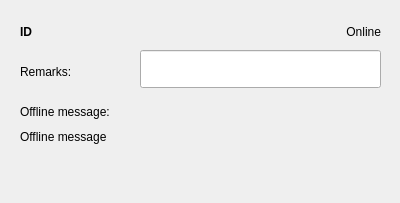
Before: the Qt Designer form accountinfodialog.ui in zwpwjwtz/Wichat-qt, drawn with Qt 5.
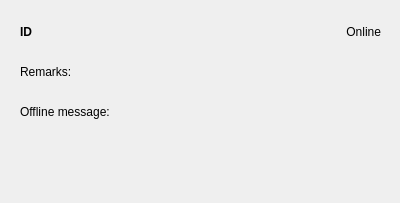
After: the same form once the commit is applied. Custom widgets are drawn as their Qt base class.

Commit message: Functions for editing offline message (signature).

```diff
--- a/accountinfodialog.ui
+++ b/accountinfodialog.ui
@@ -48,16 +48,6 @@
     <string>Remarks:</string>
    </property>
   </widget>
-  <widget class="QLineEdit" name="textRemarks">
-   <property name="geometry">
-    <rect>
-     <x>140</x>
-     <y>50</y>
-     <width>241</width>
-     <height>38</height>
-    </rect>
-   </property>
-  </widget>
   <widget class="QLabel" name="label_3">
    <property name="geometry">
     <rect>
@@ -71,25 +61,6 @@
     <string>Offline message:</string>
    </property>
   </widget>
-  <widget class="QLabel" name="labelOfflineMsg">
-   <property name="geometry">
-    <rect>
-     <x>20</x>
-     <y>130</y>
-     <width>361</width>
-     <height>51</height>
-    </rect>
-   </property>
-   <property name="text">
-    <string>Offline message</string>
-   </property>
-   <property name="alignment">
-    <set>Qt::AlignLeading|Qt::AlignLeft|Qt::AlignTop</set>
-   </property>
-   <property name="textInteractionFlags">
-    <set>Qt::LinksAccessibleByMouse|Qt::TextSelectableByKeyboard|Qt::TextSelectableByMouse</set>
-   </property>
-  </widget>
   <widget class="QLabel" name="labelOnlineState">
    <property name="geometry">
     <rect>
@@ -106,7 +77,35 @@
     <set>Qt::AlignRight|Qt::AlignTrailing|Qt::AlignVCenter</set>
    </property>
   </widget>
+  <widget class="EditableLabel" name="textRemarks" native="true">
+   <property name="geometry">
+    <rect>
+     <x>130</x>
+     <y>60</y>
+     <width>261</width>
+     <height>21</height>
+    </rect>
+   </property>
+  </widget>
+  <widget class="EditableLabel" name="textOfflineMsg" native="true">
+   <property name="geometry">
+    <rect>
+     <x>20</x>
+     <y>140</y>
+     <width>361</width>
+     <height>51</height>
+    </rect>
+   </property>
+  </widget>
  </widget>
+ <customwidgets>
+  <customwidget>
+   <class>EditableLabel</class>
+   <extends>QWidget</extends>
+   <header>editablelabel.h</header>
+   <container>1</container>
+  </customwidget>
+ </customwidgets>
  <resources/>
  <connections/>
 </ui>
```
The commit also changes 13 other files.
